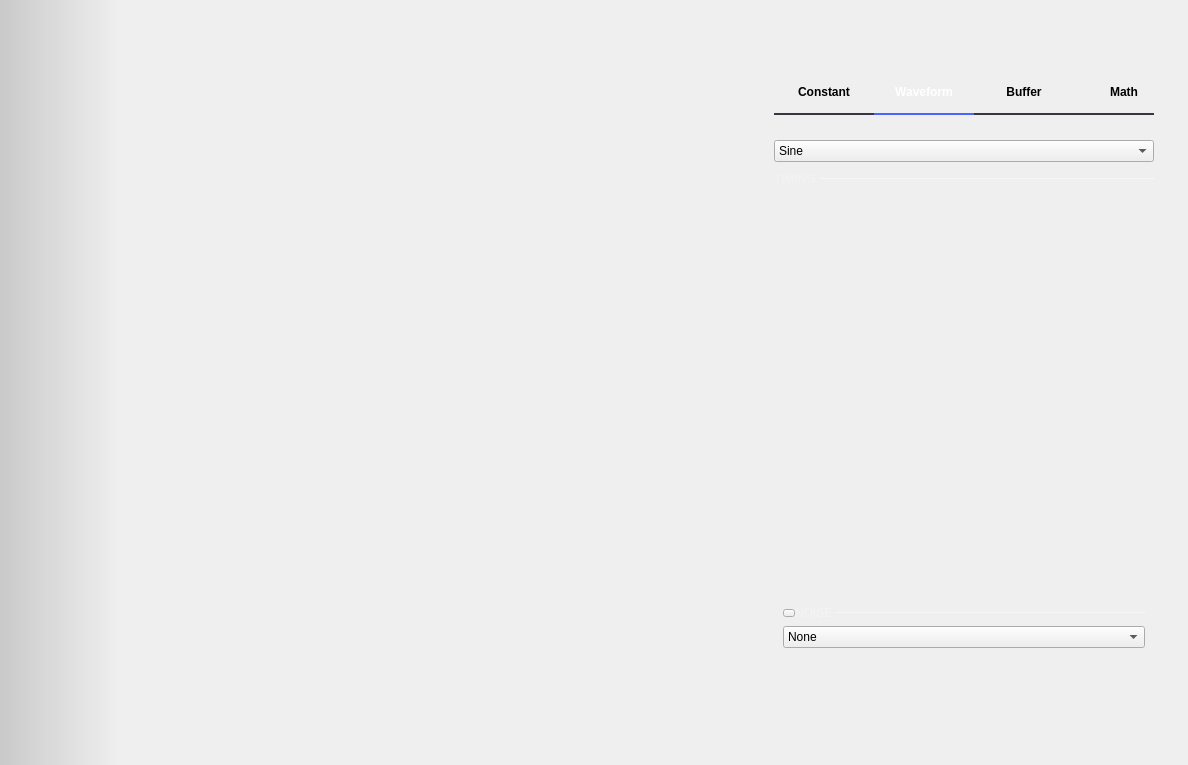
Qt form ui/signal_generator.ui (analogdevicesinc/scopy) before a commit.
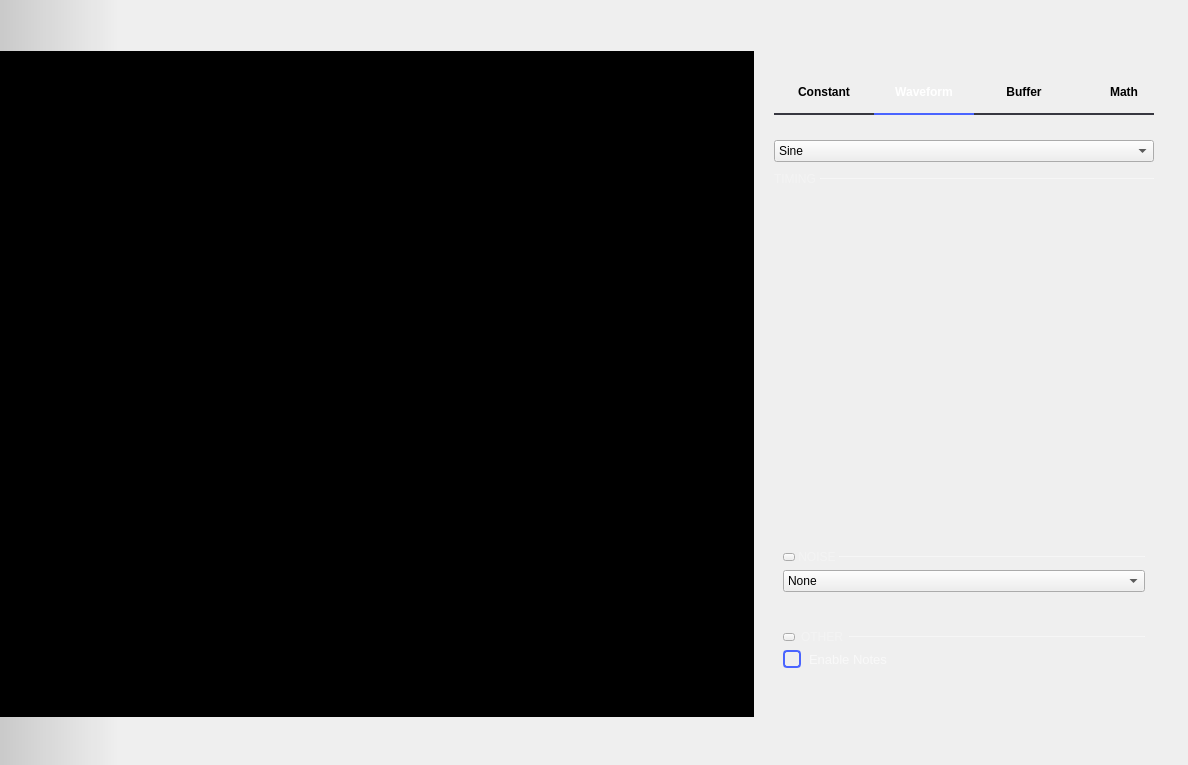
The same form after that commit. Icons and pictures are not drawn. Custom widgets are drawn as their Qt base class.

Commit message:
SignalGenerator: added Other collapsible section with notes
Also fixed the noise collapsible section

What changed in the file:
```diff
--- a/ui/signal_generator.ui
+++ b/ui/signal_generator.ui
@@ -103,23 +103,33 @@
          <number>0</number>
         </property>
         <item>
-         <widget class="QWidget" name="plot_2" native="true">
+         <widget class="QWidget" name="plot_and_notes" native="true">
+          <property name="styleSheet">
+           <string notr="true">background-color: rgb(0, 0, 0);</string>
+          </property>
           <layout class="QVBoxLayout" name="plot">
            <property name="spacing">
             <number>0</number>
            </property>
            <property name="leftMargin">
-            <number>9</number>
+            <number>0</number>
            </property>
            <property name="topMargin">
-            <number>25</number>
+            <number>0</number>
            </property>
            <property name="rightMargin">
-            <number>9</number>
+            <number>0</number>
            </property>
            <property name="bottomMargin">
-            <number>9</number>
+            <number>0</number>
            </property>
+           <item>
+            <widget class="adiscope::InstrumentNotes" name="siggenNotes" native="true">
+             <property name="styleSheet">
+              <string notr="true"/>
+             </property>
+            </widget>
+           </item>
           </layout>
          </widget>
         </item>
@@ -989,9 +999,6 @@
                 </widget>
                </item>
                <item>
-                <widget class="QWidget" name="wNoise" native="true">
-                 <layout class="QVBoxLayout" name="verticalLayout_9">
-                  <item>
                    <spacer name="verticalSpacer_2">
                     <property name="orientation">
                      <enum>Qt::Vertical</enum>
@@ -1005,6 +1012,24 @@
                    </spacer>
                   </item>
                   <item>
+                <widget class="QWidget" name="wNoiseContainer" native="true">
+                 <layout class="QVBoxLayout" name="verticalLayout_14">
+                  <property name="spacing">
+                   <number>6</number>
+                  </property>
+                  <property name="leftMargin">
+                   <number>9</number>
+                  </property>
+                  <property name="topMargin">
+                   <number>9</number>
+                  </property>
+                  <property name="rightMargin">
+                   <number>9</number>
+                  </property>
+                  <property name="bottomMargin">
+                   <number>9</number>
+                  </property>
+                  <item>
                    <layout class="QHBoxLayout" name="horizontalLayout_8">
                     <property name="spacing">
                      <number>0</number>
@@ -1058,7 +1083,7 @@
     }</string>
                       </property>
                       <property name="text">
-                       <string>NOISE </string>
+                       <string> NOISE </string>
                       </property>
                      </widget>
                     </item>
@@ -1093,6 +1118,24 @@
                    </layout>
                   </item>
                   <item>
+                   <widget class="QWidget" name="wNoise" native="true">
+                    <layout class="QVBoxLayout" name="verticalLayout_9">
+                     <property name="spacing">
+                      <number>6</number>
+                     </property>
+                     <property name="leftMargin">
+                      <number>0</number>
+                     </property>
+                     <property name="topMargin">
+                      <number>0</number>
+                     </property>
+                     <property name="rightMargin">
+                      <number>0</number>
+                     </property>
+                     <property name="bottomMargin">
+                      <number>0</number>
+                     </property>
+                     <item>
                    <widget class="QComboBox" name="cbNoiseType">
                     <item>
                      <property name="text">
@@ -1146,6 +1189,156 @@
                </item>
               </layout>
              </widget>
+               </item>
+               <item>
+                <widget class="QWidget" name="wAppearanceContainer" native="true">
+                 <layout class="QVBoxLayout" name="verticalLayout_13">
+                  <item>
+                   <layout class="QHBoxLayout" name="horizontalLayout_11">
+                    <property name="topMargin">
+                     <number>0</number>
+                    </property>
+                    <item>
+                     <widget class="QPushButton" name="btnAppearanceCollapse">
+                      <property name="minimumSize">
+                       <size>
+                        <width>0</width>
+                        <height>0</height>
+                       </size>
+                      </property>
+                      <property name="maximumSize">
+                       <size>
+                        <width>10</width>
+                        <height>6</height>
+                       </size>
+                      </property>
+                      <property name="styleSheet">
+                       <string notr="true">QPushButton {
+  max-height: 6px;
+  max-width: 10px;
+border-image: url(:/icons/sba_cmb_box_arrow_right.svg);
+}
+
+QPushButton:checked
+{
+  max-height: 10px;
+  max-width:  6px;
+  border-image: url(:/icons/sba_cmb_box_arrow.svg);
+}</string>
+                      </property>
+                      <property name="text">
+                       <string/>
+                      </property>
+                      <property name="checkable">
+                       <bool>true</bool>
+                      </property>
+                      <property name="checked">
+                       <bool>false</bool>
+                      </property>
+                     </widget>
+                    </item>
+                    <item>
+                     <widget class="QLabel" name="label_8">
+                      <property name="styleSheet">
+                       <string notr="true">  QLabel {
+        font-size: 12px;
+        color: rgba(255, 255, 255, 70);
+    }</string>
+                      </property>
+                      <property name="text">
+                       <string>OTHER</string>
+                      </property>
+                     </widget>
+                    </item>
+                    <item>
+                     <widget class="Line" name="line_5">
+                      <property name="sizePolicy">
+                       <sizepolicy hsizetype="Expanding" vsizetype="Fixed">
+                        <horstretch>0</horstretch>
+                        <verstretch>0</verstretch>
+                       </sizepolicy>
+                      </property>
+                      <property name="minimumSize">
+                       <size>
+                        <width>0</width>
+                        <height>1</height>
+                       </size>
+                      </property>
+                      <property name="maximumSize">
+                       <size>
+                        <width>16777215</width>
+                        <height>1</height>
+                       </size>
+                      </property>
+                      <property name="styleSheet">
+                       <string notr="true">border: 1px solid rgba(255, 255, 255, 70);</string>
+                      </property>
+                      <property name="orientation">
+                       <enum>Qt::Horizontal</enum>
+                      </property>
+                     </widget>
+                    </item>
+                   </layout>
+                  </item>
+                  <item>
+                   <widget class="QWidget" name="wAppearance" native="true">
+                    <layout class="QVBoxLayout" name="verticalLayout_6">
+                     <property name="spacing">
+                      <number>0</number>
+                     </property>
+                     <property name="leftMargin">
+                      <number>0</number>
+                     </property>
+                     <property name="topMargin">
+                      <number>0</number>
+                     </property>
+                     <property name="rightMargin">
+                      <number>0</number>
+                     </property>
+                     <property name="bottomMargin">
+                      <number>0</number>
+                     </property>
+                     <item>
+                      <widget class="QCheckBox" name="notesEnable">
+                       <property name="styleSheet">
+                        <string notr="true">
+QCheckBox {
+  spacing: 8px;
+  background-color: transparent;
+  font-size: 13px;
+  font-weight: normal;
+  color: rgba(255, 255, 255, 153);
+}
+
+QCheckBox::indicator {
+  width: 14px;
+  height: 14px;
+  border: 2px solid rgb(74,100,255);
+  border-radius: 4px;
+}
+QCheckBox::indicator:unchecked { background-color: transparent; }
+QCheckBox::indicator:checked { background-color: rgb(74,100,255); }</string>
+                       </property>
+                       <property name="text">
+                        <string>Enable Notes</string>
+                       </property>
+                      </widget>
+                     </item>
+                     <item>
+                      <layout class="QHBoxLayout" name="horizontalLayout_13">
+                       <property name="topMargin">
+                        <number>0</number>
+                       </property>
+                      </layout>
+                     </item>
+                    </layout>
+                   </widget>
+                  </item>
+                 </layout>
+                </widget>
+               </item>
+              </layout>
+             </widget>
             </widget>
            </item>
            <item>
@@ -1221,6 +1414,12 @@
    <header>math.hpp</header>
    <container>1</container>
   </customwidget>
+  <customwidget>
+   <class>adiscope::InstrumentNotes</class>
+   <extends>QWidget</extends>
+   <header>instrumentnotes.h</header>
+   <container>1</container>
+  </customwidget>
  </customwidgets>
  <resources/>
  <connections/>
```
Left out of the diff: 3 changed lines with no effect on the pictures. Lines whose indentation alone changed are shown as unchanged. The commit also changes 3 other files.
